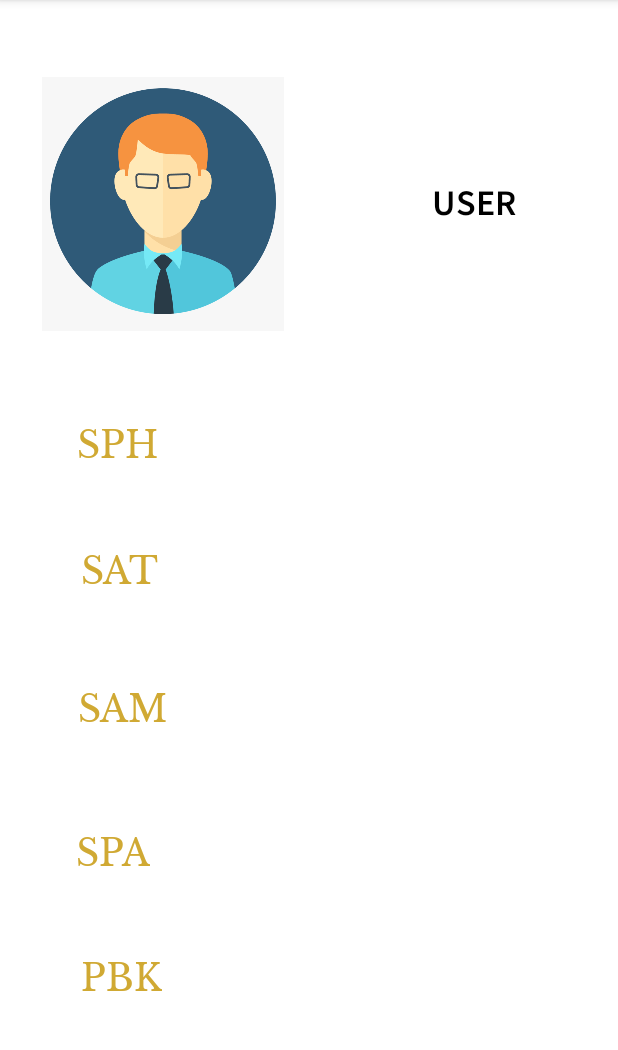
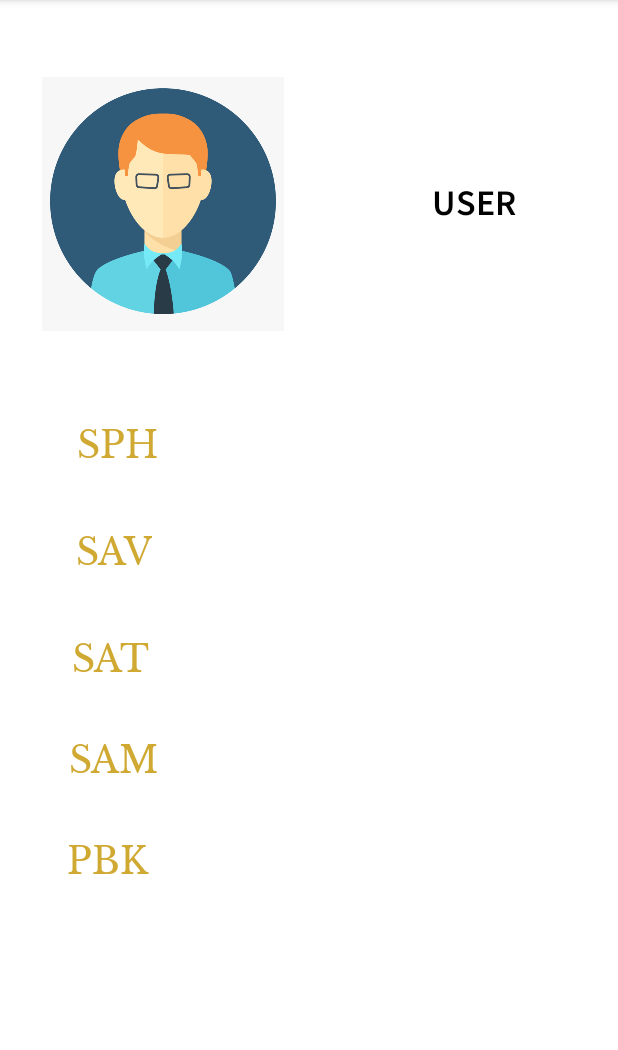
Before and after one commit to ProgrammerShray/JivanShaastra, an Android app: the HomeActivity screen opened directly, with no data from a screen before it, on a phone screen of 412 x 824 dp, the part 84-1134 px from its top. Run offline under Robolectric (Android 15) with nearby library versions, the light colour scheme and no system bars; network calls fail.

Commit message:
created new files and all the screens

```diff
--- a/app/src/main/java/com/jps/apps/jiva_nshaastra/HomeActivity.java
+++ b/app/src/main/java/com/jps/apps/jiva_nshaastra/HomeActivity.java
@@ -3,12 +3,17 @@ package com.jps.apps.jiva_nshaastra;
 import androidx.appcompat.app.AppCompatActivity;
 
 import android.os.Bundle;
+import android.widget.TextView;
 
 public class HomeActivity extends AppCompatActivity {
+
+    private TextView name;
 
     @Override
     protected void onCreate(Bundle savedInstanceState) {
         super.onCreate(savedInstanceState);
         setContentView(R.layout.activity_home);
+
+        name = findViewById(R.id.user);
     }
 }
--- a/app/src/main/res/layout/activity_home.xml
+++ b/app/src/main/res/layout/activity_home.xml
@@ -23,7 +23,7 @@
             app:srcCompat="@drawable/userphoto" />
 
         <TextView
-            android:id="@+id/textView2"
+            android:id="@+id/user"
             android:layout_width="match_parent"
             android:layout_height="match_parent"
             android:gravity="center"
@@ -49,58 +49,58 @@
         app:layout_constraintTop_toBottomOf="@+id/linearLayout" />
 
     <TextView
+        android:id="@+id/savtext"
+        android:layout_width="wrap_content"
+        android:layout_height="wrap_content"
+        android:layout_marginTop="36dp"
+        android:fontFamily="@font/librebaskerville"
+        android:text="SAV"
+        android:textColor="#d0a933"
+        android:textSize="24sp"
+        app:layout_constraintEnd_toEndOf="parent"
+        app:layout_constraintHorizontal_bias="0.141"
+        app:layout_constraintStart_toStartOf="parent"
+        app:layout_constraintTop_toBottomOf="@+id/sphtext" />
+
+    <TextView
         android:id="@+id/sattext"
         android:layout_width="wrap_content"
         android:layout_height="wrap_content"
-        android:layout_marginTop="140dp"
+        android:layout_marginTop="36dp"
         android:fontFamily="@font/librebaskerville"
         android:text="SAT"
         android:textColor="#d0a933"
         android:textSize="24sp"
         app:layout_constraintEnd_toEndOf="parent"
-        app:layout_constraintHorizontal_bias="0.15"
+        app:layout_constraintHorizontal_bias="0.133"
         app:layout_constraintStart_toStartOf="parent"
-        app:layout_constraintTop_toBottomOf="@+id/linearLayout" />
+        app:layout_constraintTop_toBottomOf="@+id/savtext" />
 
     <TextView
         android:id="@+id/samtext"
         android:layout_width="wrap_content"
         android:layout_height="wrap_content"
-        android:layout_marginTop="232dp"
+        android:layout_marginTop="32dp"
         android:fontFamily="@font/librebaskerville"
         android:text="SAM"
         android:textColor="#d0a933"
         android:textSize="24sp"
         app:layout_constraintEnd_toEndOf="parent"
-        app:layout_constraintHorizontal_bias="0.148"
+        app:layout_constraintHorizontal_bias="0.131"
         app:layout_constraintStart_toStartOf="parent"
-        app:layout_constraintTop_toBottomOf="@+id/linearLayout" />
+        app:layout_constraintTop_toBottomOf="@+id/sattext" />
 
     <TextView
         android:id="@+id/pbktext"
-        android:layout_width="wrap_content"
-        android:layout_height="wrap_content"
-        android:layout_marginTop="48dp"
+        android:layout_width="66dp"
+        android:layout_height="39dp"
+        android:layout_marginTop="32dp"
         android:fontFamily="@font/librebaskerville"
         android:text="PBK"
         android:textColor="#d0a933"
         android:textSize="24sp"
         app:layout_constraintEnd_toEndOf="parent"
-        app:layout_constraintHorizontal_bias="0.15"
+        app:layout_constraintHorizontal_bias="0.129"
         app:layout_constraintStart_toStartOf="parent"
-        app:layout_constraintTop_toBottomOf="@+id/spatext" />
-
-    <TextView
-        android:id="@+id/spatext"
-        android:layout_width="wrap_content"
-        android:layout_height="wrap_content"
-        android:layout_marginTop="328dp"
-        android:fontFamily="@font/librebaskerville"
-        android:text="SPA"
-        android:textColor="#d0a933"
-        android:textSize="24sp"
-        app:layout_constraintEnd_toEndOf="parent"
-        app:layout_constraintHorizontal_bias="0.14"
-        app:layout_constraintStart_toStartOf="parent"
-        app:layout_constraintTop_toBottomOf="@+id/linearLayout" />
+        app:layout_constraintTop_toBottomOf="@+id/samtext" />
 </androidx.constraintlayout.widget.ConstraintLayout>
```
Also changed, not shown: app/src/main/AndroidManifest.xml (+6 -1 lines), app/src/main/java/com/jps/apps/jiva_nshaastra/philosphies/Pbk.java (added, +16 -0 lines), app/src/main/java/com/jps/apps/jiva_nshaastra/philosphies/Sam.java (added, +16 -0 lines), app/src/main/java/com/jps/apps/jiva_nshaastra/philosphies/Sat.java (added, +16 -0 lines), app/src/main/java/com/jps/apps/jiva_nshaastra/philosphies/Sav.java (added, +16 -0 lines), app/src/main/java/com/jps/apps/jiva_nshaastra/philosphies/Sph.java (added, +16 -0 lines), app/src/main/res/layout/activity_pbk.xml (added, +9 -0 lines), app/src/main/res/layout/activity_sam.xml (added, +9 -0 lines), app/src/main/res/layout/activity_sat.xml (added, +9 -0 lines), app/src/main/res/layout/activity_sav.xml (added, +9 -0 lines), app/src/main/res/layout/activity_sph.xml (added, +9 -0 lines).
